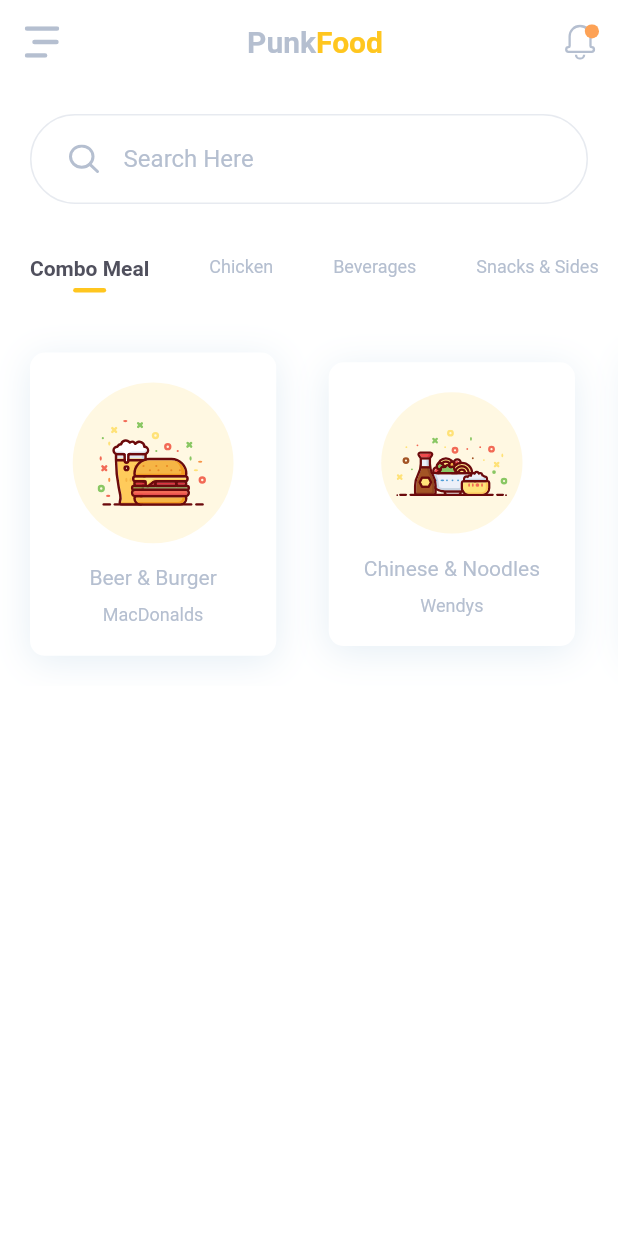
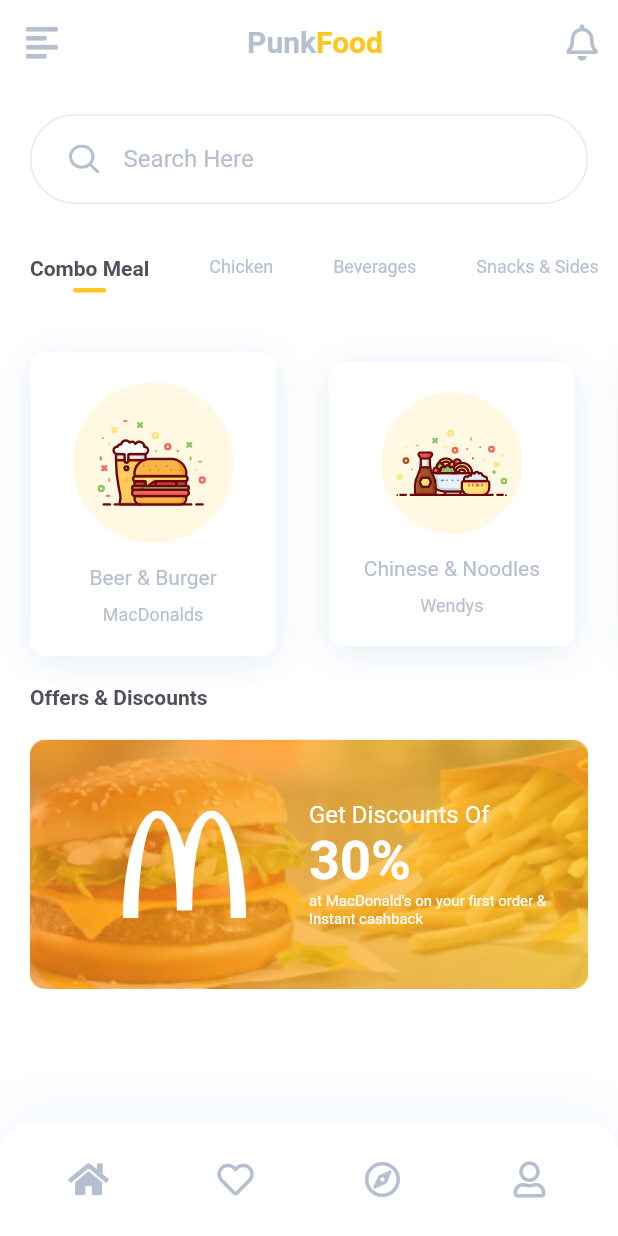
Before and after one commit to richard-1990/flutter-fast-food, a Flutter app: the screen it shows after launch, on a phone screen of 412 x 824 dp. Run offline on Flutter 3.47's test engine with Material 2 defaults, Android fonts, the phone set to English and light mode, and no system bars; our stand-ins replace flutter_svg, font_awesome_flutter.

Commit message:
home complete

```diff
--- /dev/null
+++ b/lib/components/bottom_nav.dart
@@ -0,0 +1,57 @@
+import 'package:fastFood/constants.dart';
+import 'package:flutter/material.dart';
+import 'package:font_awesome_flutter/font_awesome_flutter.dart';
+
+class BottomNavBar extends StatelessWidget {
+  const BottomNavBar({
+    Key key,
+  }) : super(key: key);
+
+  @override
+  Widget build(BuildContext context) {
+    return Container(
+      padding: EdgeInsets.symmetric(horizontal: 35),
+      height: 75,
+      width: double.infinity,
+      decoration: BoxDecoration(
+        color: Colors.white,
+        borderRadius: BorderRadius.only(
+          topLeft: Radius.circular(20),
+          topRight: Radius.circular(20),
+        ),
+        boxShadow: [
+          BoxShadow(
+            offset: Offset(0, -7),
+            blurRadius: 33,
+            color: Color(0xFF6DAED9).withOpacity(0.11),
+          ),
+        ],
+      ),
+      child: Row(
+        mainAxisAlignment: MainAxisAlignment.spaceBetween,
+        children: <Widget>[
+          IconButton(
+            color: ksecondaryColor,
+            icon: FaIcon(FontAwesomeIcons.home),
+            onPressed: () {},
+          ),
+          IconButton(
+            color: ksecondaryColor,
+            icon: FaIcon(FontAwesomeIcons.heart),
+            onPressed: () {},
+          ),
+          IconButton(
+            color: ksecondaryColor,
+            icon: FaIcon(FontAwesomeIcons.compass),
+            onPressed: () {},
+          ),
+          IconButton(
+            color: ksecondaryColor,
+            icon: FaIcon(FontAwesomeIcons.user),
+            onPressed: () {},
+          ),
+        ],
+      ),
+    );
+  }
+}
--- a/lib/main.dart
+++ b/lib/main.dart
@@ -1,8 +1,11 @@
 import 'package:fastFood/constants.dart';
 import 'package:fastFood/screens/home/home-screen.dart';
 import 'package:flutter/material.dart';
+import 'package:flutter/services.dart';
 
-void main() {
+void main() async {
+  await SystemChrome.setPreferredOrientations(
+      [DeviceOrientation.portraitUp, DeviceOrientation.portraitDown]);
   runApp(MyApp());
 }
 
--- a/lib/screens/home/components/app_bar.dart
+++ b/lib/screens/home/components/app_bar.dart
@@ -1,14 +1,19 @@
 import 'package:fastFood/constants.dart';
 import 'package:flutter/material.dart';
 import 'package:flutter_svg/svg.dart';
+import 'package:font_awesome_flutter/font_awesome_flutter.dart';
 
 AppBar homeAppBar(BuildContext context) {
   return AppBar(
     backgroundColor: Colors.white,
     elevation: 0,
-    leading: IconButton(
-      icon: SvgPicture.asset("assets/icons/menu.svg"),
-      onPressed: () {},
+    leading: RotatedBox(
+      quarterTurns: 2,
+      child: IconButton(
+        color: ksecondaryColor,
+        icon: FaIcon(FontAwesomeIcons.alignRight),
+        onPressed: () {},
+      ),
     ),
     title: Center(
       child: RichText(
@@ -31,7 +36,8 @@ AppBar homeAppBar(BuildContext context) {
     ),
     actions: <Widget>[
       IconButton(
-        icon: SvgPicture.asset("assets/icons/notification.svg"),
+        color: ksecondaryColor,
+        icon: FaIcon(FontAwesomeIcons.bell),
         onPressed: () {},
       )
     ],
--- a/lib/screens/home/components/body.dart
+++ b/lib/screens/home/components/body.dart
@@ -1,19 +1,27 @@
 import 'package:fastFood/components/search_box.dart';
+import 'package:fastFood/constants.dart';
 import 'package:fastFood/screens/home/components/category_list.dart';
+import 'package:fastFood/screens/home/components/discount_cart.dart';
 import 'package:fastFood/screens/home/components/item_list.dart';
 import 'package:flutter/material.dart';
+import 'package:flutter_svg/flutter_svg.dart';
+import 'package:flutter_svg/parser.dart';
 
 class Body extends StatelessWidget {
   @override
   Widget build(BuildContext context) {
-    return Column(
+    return SingleChildScrollView(
+      child: Column(
+        crossAxisAlignment: CrossAxisAlignment.start,
         children: <Widget>[
           SearchBox(
             onChanged: (value) {},
           ),
           CategoryList(),
-        ItemList()
+          ItemList(),
+          DiscountCard()
         ],
+      ),
     );
   }
 }
--- /dev/null
+++ b/lib/screens/home/components/discount_cart.dart
@@ -0,0 +1,85 @@
+import 'package:fastFood/constants.dart';
+import 'package:flutter/material.dart';
+import 'package:flutter_svg/flutter_svg.dart';
+
+class DiscountCard extends StatelessWidget {
+  const DiscountCard({
+    Key key,
+  }) : super(key: key);
+
+  @override
+  Widget build(BuildContext context) {
+    return Padding(
+      padding: const EdgeInsets.symmetric(horizontal: 20),
+      child: Column(
+        crossAxisAlignment: CrossAxisAlignment.start,
+        children: <Widget>[
+          Text(
+            "Offers & Discounts",
+            style: TextStyle(fontWeight: FontWeight.bold, color: kTextColor),
+          ),
+          Container(
+            margin: EdgeInsets.symmetric(vertical: 20),
+            width: double.infinity,
+            height: 166,
+            decoration: BoxDecoration(
+              image: DecorationImage(
+                fit: BoxFit.fill,
+                image: AssetImage('assets/images/beyond-meat-mcdonalds.png'),
+              ),
+            ),
+            child: DecoratedBox(
+                decoration: BoxDecoration(
+                  borderRadius: BorderRadius.circular(10),
+                  gradient: LinearGradient(
+                    colors: [
+                      Color(0xFFFF961F).withOpacity(0.7),
+                      kPrimaryColor.withOpacity(0.7)
+                    ],
+                  ),
+                ),
+                child: Padding(
+                  padding: const EdgeInsets.all(20.0),
+                  child: Row(
+                    children: <Widget>[
+                      Expanded(
+                        child: SvgPicture.asset('assets/icons/macdonalds.svg'),
+                      ),
+                      Expanded(
+                        child: RichText(
+                          text: TextSpan(
+                            style: TextStyle(color: Colors.white),
+                            children: [
+                              TextSpan(
+                                text: "Get Discounts Of \n",
+                                style: TextStyle(
+                                  fontSize: 16,
+                                ),
+                              ),
+                              TextSpan(
+                                text: "30%\n",
+                                style: TextStyle(
+                                  fontSize: 36,
+                                  fontWeight: FontWeight.bold,
+                                ),
+                              ),
+                              TextSpan(
+                                text:
+                                    "at MacDonald's on your first order & Instant cashback",
+                                style: TextStyle(
+                                  fontSize: 10,
+                                ),
+                              ),
+                            ],
+                          ),
+                        ),
+                      ),
+                    ],
+                  ),
+                )),
+          ),
+        ],
+      ),
+    );
+  }
+}
--- a/lib/screens/home/home-screen.dart
+++ b/lib/screens/home/home-screen.dart
@@ -1,4 +1,9 @@
+import 'package:fastFood/components/bottom_nav.dart';
+import 'package:flutter/gestures.dart';
 import 'package:flutter/material.dart';
+import 'package:flutter_svg/flutter_svg.dart';
+import 'package:font_awesome_flutter/font_awesome_flutter.dart';
+import '../../constants.dart';
 import 'components/app_bar.dart';
 import 'components/body.dart';
 
@@ -9,6 +14,7 @@ class HomeScreen extends StatelessWidget {
   Widget build(BuildContext context) {
     return Scaffold(
       appBar: homeAppBar(context),
+      bottomNavigationBar: BottomNavBar(),
       body: Body(),
     );
   }
--- a/pubspec.yaml
+++ b/pubspec.yaml
@@ -29,6 +29,7 @@ dependencies:
   cupertino_icons: ^0.1.3
   flutter_svg: ^0.17.4
   smooth_star_rating: ^1.0.4
+  font_awesome_flutter: ^8.8.1
 
 dev_dependencies:
   flutter_test:
```
Also changed, not shown: lib/screens/details/details-screen.dart (added), pubspec.lock. Lines whose indentation alone changed are shown as unchanged.
